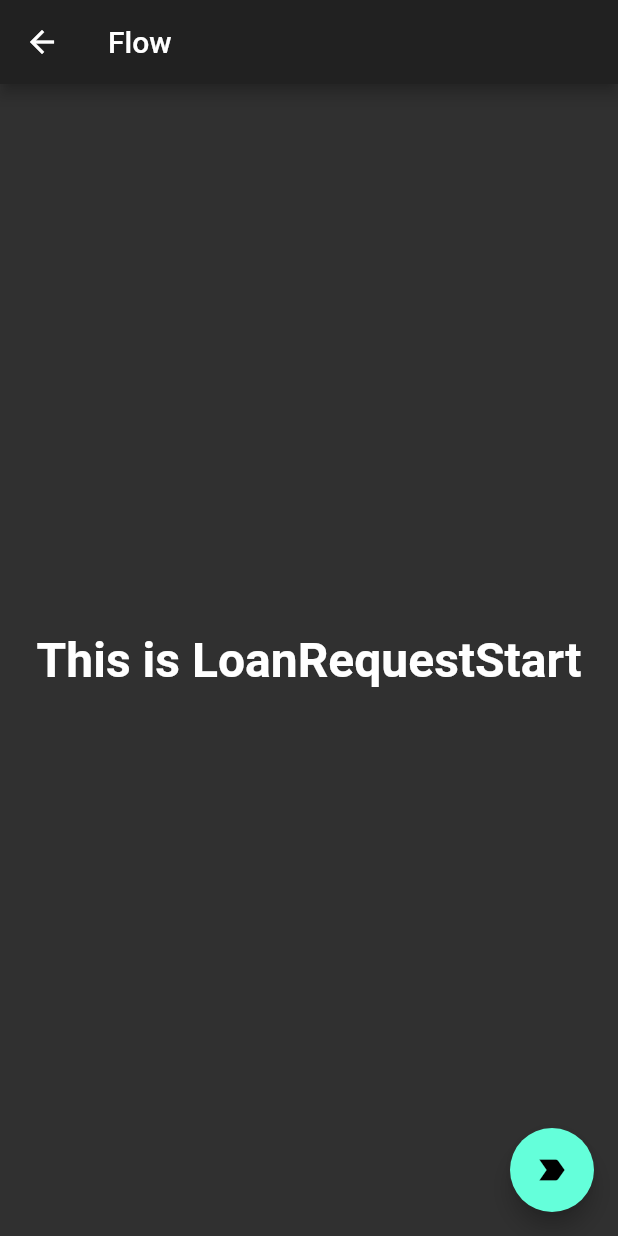
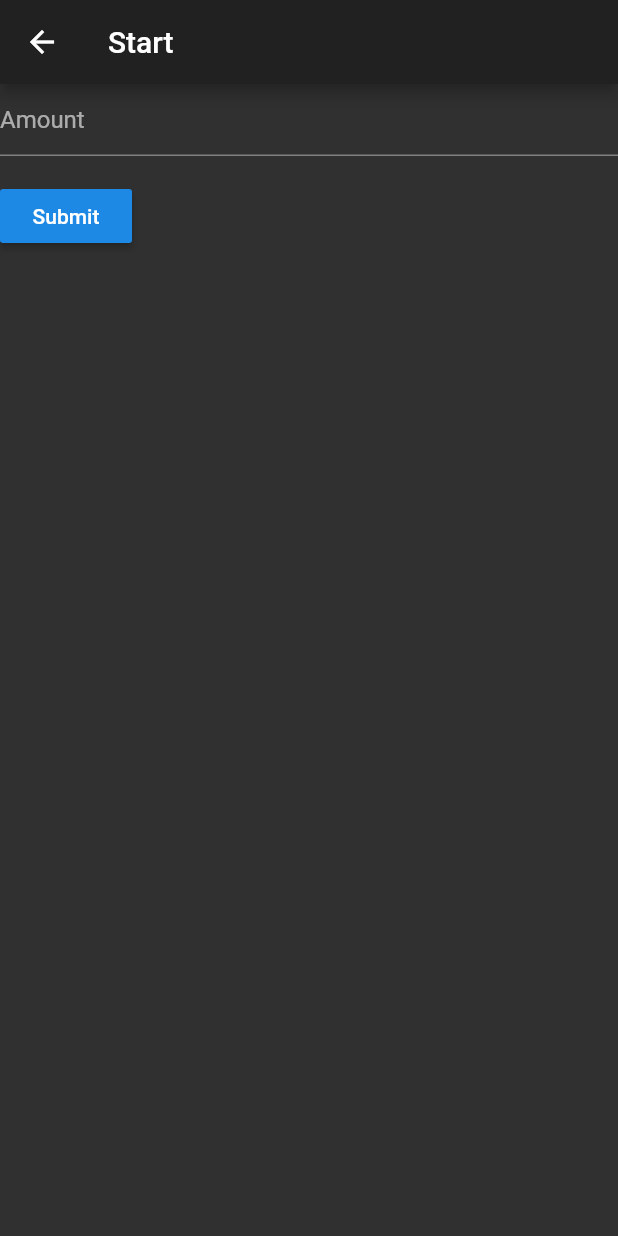
Before and after one commit to Odialko/ui_flow, a Flutter app: the FlowScreens screen opened directly, on a phone screen of 412 x 824 dp. Run offline on Flutter 3.47's test engine with Material 2 defaults, Android fonts, the phone set to English and light mode, and no system bars; our stand-ins replace flutter_mobx, mobx; generated files the repository leaves out were written again.

Commit message:
pass a parameter

```diff
--- a/lib/loan_flow/flow_manager.dart
+++ b/lib/loan_flow/flow_manager.dart
@@ -1,7 +1,10 @@
 import 'package:flutter/material.dart';
+import 'package:uiflow/loan_flow/bank_account_repository.dart';
+import 'package:uiflow/loan_flow/borrow_store.dart';
 import 'package:uiflow/loan_flow/loan_request_start.dart';
 import 'package:uiflow/loan_flow/loan_request_step_three.dart';
 import 'package:uiflow/loan_flow/loan_request_step_two.dart';
+import 'package:provider/provider.dart';
 
 enum EnumFlowScreens {start, second, third}
 
@@ -23,10 +26,10 @@ class _FlowScreensState extends State<FlowScreens> {
     currentPage = LoanRequestStart(callback: this.callback);
   }
 
-  void callback(nextPage) {
+  void callback(nextPage, {String amount = ''}) {
     setState(() {
       if (nextPage == EnumFlowScreens.second) {
-        this.currentPage = LoanRequestStepTwo(callback: this.callback);
+        this.currentPage = LoanRequestStepTwo(callback: this.callback, amount: amount);
       } else if (nextPage == EnumFlowScreens.third) {
         this.currentPage = LoanRequestStepThree();
       } else {
@@ -37,7 +40,14 @@ class _FlowScreensState extends State<FlowScreens> {
 
   @override
   Widget build(BuildContext context) {
-    return Scaffold(body: currentPage);
+    return Provider(
+      create: (_) => BorrowStore(
+        bankAccountRepository: BankAccountRepository(),
+      ),
+      child: Scaffold(
+          body: currentPage
+      ),
+    );
   }
 }
 
--- a/lib/loan_flow/loan_request_start.dart
+++ b/lib/loan_flow/loan_request_start.dart
@@ -1,29 +1,80 @@
 import 'package:flutter/material.dart';
+import 'package:flutter/services.dart';
+import 'package:flutter_mobx/flutter_mobx.dart';
+import 'package:mobx/mobx.dart';
+import 'package:uiflow/loan_flow/borrow_store.dart';
 import 'package:uiflow/loan_flow/flow_manager.dart';
+import 'package:provider/provider.dart';
 
-class LoanRequestStart extends StatelessWidget {
+class LoanRequestStart extends StatefulWidget {
   final Function callback;
   final BorrowScreenNavigator navigator;
-  const LoanRequestStart({Key key, this.callback, this.navigator}) : super(key: key);
+
+  const LoanRequestStart({Key key, this.callback, this.navigator})
+      : super(key: key);
+
+  _LoanRequestStartState createState() => _LoanRequestStartState();
+}
+
+class _LoanRequestStartState extends State<LoanRequestStart> {
+  final _formKey = GlobalKey<FormState>();
+  TextEditingController myAmount = TextEditingController();
 
   @override
   Widget build(BuildContext context) {
-    return Scaffold(
-      appBar: AppBar(title: const Text('Flow')),
-      body: Center(
-        child: Text(
-          'This is LoanRequestStart',
-          style: TextStyle(
-            fontSize: 32.0,
-            fontWeight: FontWeight.w600,
-          ),
+    final store = Provider.of<BorrowStore>(context);
+    final future = store.getBankAccountLoan();
+
+    return Observer(
+      builder: (context) => Scaffold(
+        appBar: AppBar(title: const Text('Start')),
+        body: Column(
+          children: [
+            if (future.status == FutureStatus.fulfilled)
+              Form(
+                key: _formKey,
+                child: Column(
+                  crossAxisAlignment: CrossAxisAlignment.start,
+                  children: <Widget>[
+                    TextFormField(
+                      controller: myAmount,
+                      inputFormatters: [WhitelistingTextInputFormatter.digitsOnly],
+                      decoration: const InputDecoration(
+                        hintText: 'Amount',
+                      ),
+                      validator: (value) {
+                        if (value.isEmpty) {
+                          return 'Please enter some Amount';
+                        }
+                        return null;
+                      },
+                    ),
+                    Padding(
+                      padding: const EdgeInsets.symmetric(vertical: 16.0),
+                      child: RaisedButton(
+                        onPressed: () {
+                          // Validate will return true if the form is valid, or false if
+                          // the form is invalid.
+                          if (_formKey.currentState.validate()) {
+                            widget.callback(EnumFlowScreens.second, amount: myAmount.text);
+                            // Process data.
+                          }
+                        },
+                        child: Text('Submit'),
+                      ),
+                    ),
+                  ],
+                ),
+              ),
+            if (future.status == FutureStatus.pending) Container(),
+          ],
         ),
-      ),
-      floatingActionButton: FloatingActionButton(
-        onPressed: () {
-          callback(EnumFlowScreens.second);
-        },
-        child: Icon(Icons.label_important),
+//        floatingActionButton: FloatingActionButton(
+//          onPressed: () {
+//            callback(EnumFlowScreens.second);
+//          },
+//          child: Icon(Icons.label_important),
+//        ),
       ),
     );
   }
```
Also changed, not shown: lib/loan_flow/loan_request_step_two.dart (+34 -16 lines), pubspec.yaml (+1 -54 lines), pubspec.lock.
